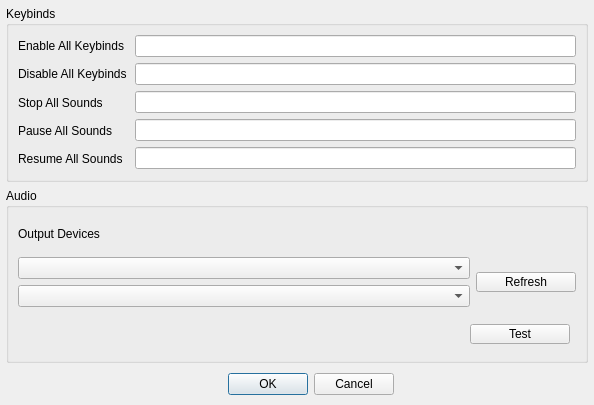
This is dialogsettings.ui in defaultsamson/Soundboard as Qt 5 draws it before an edit. The edited form follows.
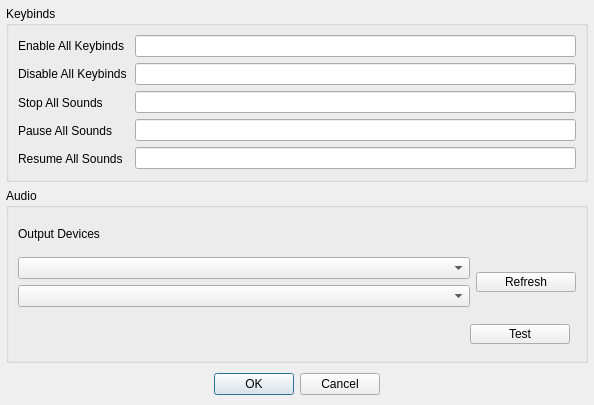
This is the edited form. Custom widgets are drawn as their Qt base class.

Diff of the .ui file:
```diff
--- a/dialogsettings.ui
+++ b/dialogsettings.ui
@@ -311,6 +311,9 @@
         <property name="standardButtons">
          <set>QDialogButtonBox::Cancel|QDialogButtonBox::Ok</set>
         </property>
+        <property name="centerButtons">
+         <bool>true</bool>
+        </property>
        </widget>
       </item>
       <item>
```
